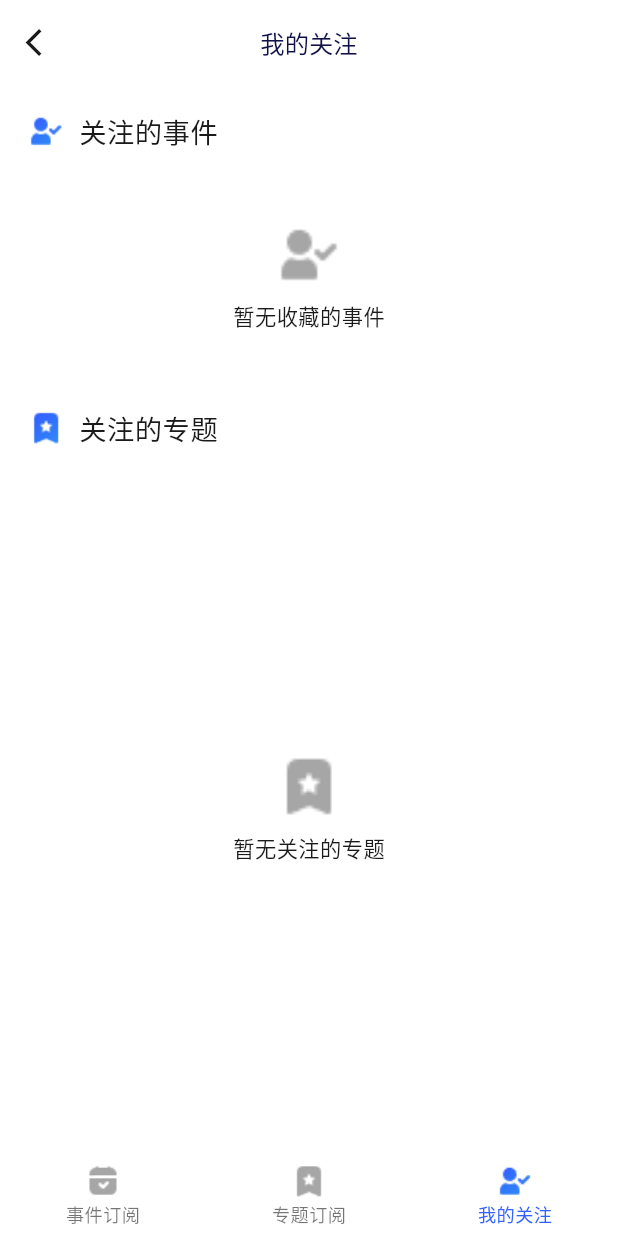
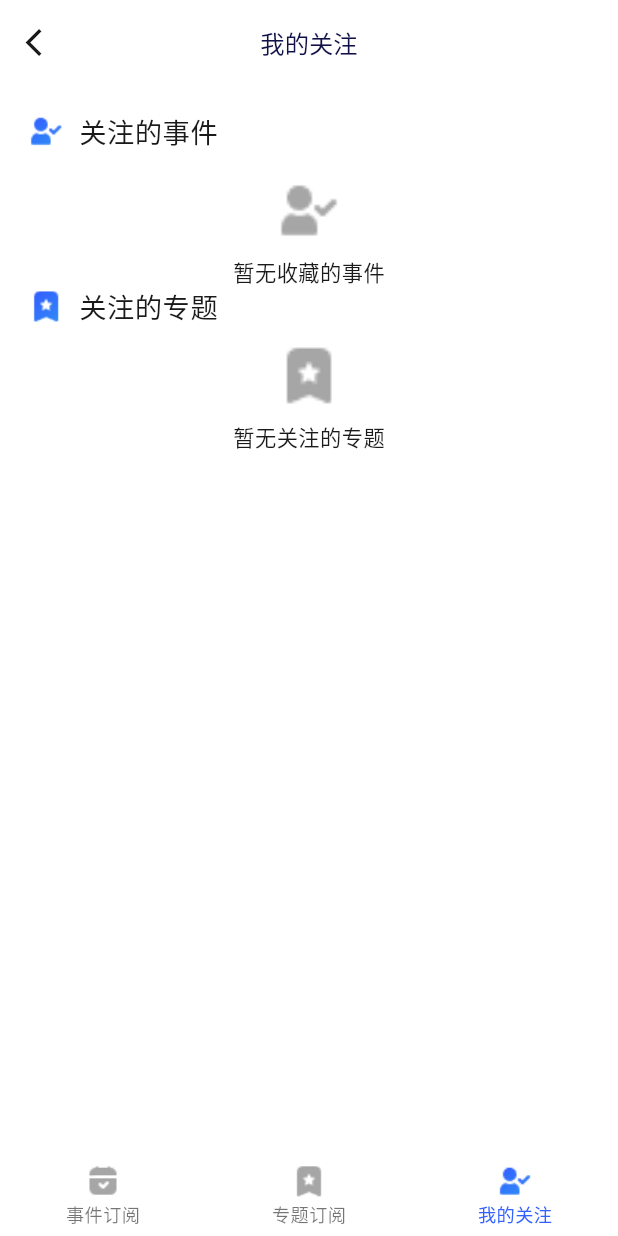
Before and after one commit to shen0909/FY_app, a Flutter app: the OrderPage screen opened by its route, item 3 of the bottom bar chosen, on a phone screen of 412 x 824 dp. Run offline on Flutter 3.47's test engine with Material 3 defaults, Android fonts, the phone set to English and light mode, and no system bars; our stand-ins replace badges, dio, fl_chart, flutter_local_notifications, flutter_markdown, flutter_screenutil and 9 more; missing offline and left inert: flutter_archive, local_auth_android, side_sheet, version; accounts and stored records are empty; generated files the repository leaves out were written again; network calls fail; Roboto replaces fonts that are missing (AlibabaPuHuiTi).

Commit message:
feature: 我的关注中 关注事件全部展示出来

```diff
--- a/lib/pages/order/order_view.dart
+++ b/lib/pages/order/order_view.dart
@@ -428,10 +428,13 @@ class OrderPage extends StatelessWidget {
   Widget _buildMyFavorites() {
     return Padding(
       padding: EdgeInsets.only(left: 16.w, right: 16.w, top: 16.w),
+      child: SingleChildScrollView(
         child: Column(
           crossAxisAlignment: CrossAxisAlignment.start,
           children: [
             // 关注的事件部分
+            Column(
+              children: [
                 Padding(
                   padding: EdgeInsets.only(bottom: 16.w),
                   child: Row(
@@ -453,9 +456,7 @@ class OrderPage extends StatelessWidget {
                     ],
                   ),
                 ),
-          SizedBox(
-            height: 120.w, // 固定高度，根据实际需求调整
-            child: Obx(() {
+                Obx(() {
                   final favoriteEvents = state.hotEvents.where((item) => item.isFollowed == true).toList();
                   if (favoriteEvents.isEmpty) {
                     return Center(
@@ -484,17 +485,18 @@ class OrderPage extends StatelessWidget {
                   return ListView.builder(
                     itemCount: favoriteEvents.length,
                     shrinkWrap: true, // 内容大小决定ListView高度
-                physics: AlwaysScrollableScrollPhysics(), // 始终可滚动
+                    physics: NeverScrollableScrollPhysics(), // 始终不可滚动
                     itemBuilder: (context, index) {
                       final event = favoriteEvents[index];
                       return _buildFavoriteEventItem(event);
                     },
                   );
-            }),
+                })
+              ],
             ),
-          SizedBox(height: 20.w),
-
             // 关注的专题部分
+            Column(
+              children: [
                 Padding(
                   padding: EdgeInsets.only(bottom: 10.w),
                   child: Row(
@@ -516,8 +518,7 @@ class OrderPage extends StatelessWidget {
                     ],
                   ),
                 ),
-          Expanded(
-            child: Obx(() {
+                Obx(() {
                   // final favoriteTopics = state.topicList.where((t) => t['isFavorite'] == true).toList();
                   final favoriteTopics = state.myFavorites;
                   if (favoriteTopics.isEmpty) {
@@ -545,15 +546,18 @@ class OrderPage extends StatelessWidget {
                   }
                   return ListView.builder(
                     itemCount: favoriteTopics.length,
-                physics: const AlwaysScrollableScrollPhysics(),
+                    shrinkWrap: true,
+                    physics: const NeverScrollableScrollPhysics(),
                     itemBuilder: (context, index) {
                       final topic = favoriteTopics[index];
                       return _buildTopicItem(topic);
                     },
                   );
-            }),
+                })
+              ],
             ),
           ],
+        ),
       ),
     );
   }
```
Lines whose indentation alone changed are shown as unchanged.
